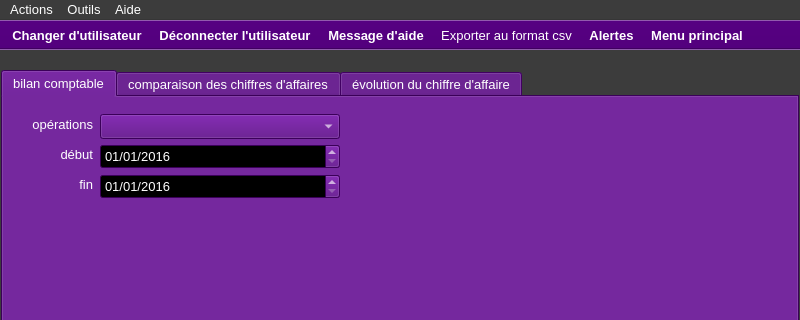
This is ui/yeroth-erp-tableaux-de-bord-window.ui in xnoumbissinoundou/yeroth-erp-3.0 as Qt 5 draws it before an edit; both pictures show x 0 to 800 and y 0 to 320 of the 800 by 600 pixel window. The edited form follows.
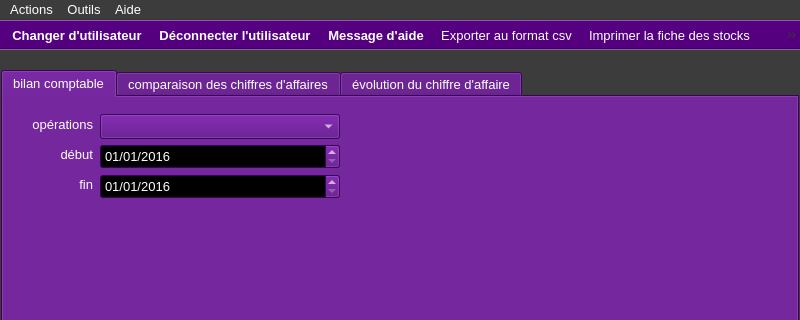
This is the edited form. Icons and pictures are not drawn. Custom widgets are drawn as their Qt base class.

Commit message: On branch master 	modified:   src/windows/yeroth-erp-tableaux-de-bord-window.cpp 	modified:   src/windows/yeroth-erp-tableaux-de-bord-window.hpp 	modified:   ui/yeroth-erp-tableaux-de-bord-window.ui

Patch:
```diff
--- a/ui/yeroth-erp-tableaux-de-bord-window.ui
+++ b/ui/yeroth-erp-tableaux-de-bord-window.ui
@@ -13032,6 +13032,7 @@
    <addaction name="actionDeconnecter_utilisateur"/>
    <addaction name="actionAppeler_aide"/>
    <addaction name="actionExporter_au_format_csv"/>
+   <addaction name="actionAfficherPDF"/>
    <addaction name="actionAlertes"/>
    <addaction name="actionMenu"/>
   </widget>
@@ -13241,6 +13242,25 @@
     </font>
    </property>
   </action>
+  <action name="actionAfficherPDF">
+   <property name="icon">
+    <iconset resource="../yeroth-erp-3-0.qrc">
+     <normaloff>:/yeroth-erp-3-0-images/yeroth-erp-3-0-pdf-print-icon.svg</normaloff>:/yeroth-erp-3-0-images/yeroth-erp-3-0-pdf-print-icon.svg</iconset>
+   </property>
+   <property name="text">
+    <string>Imprimer la fiche des stocks</string>
+   </property>
+   <property name="toolTip">
+    <string>Imprimer la fiche des stocks</string>
+   </property>
+   <property name="font">
+    <font>
+     <pointsize>10</pointsize>
+     <weight>50</weight>
+     <bold>false</bold>
+    </font>
+   </property>
+  </action>
  </widget>
  <customwidgets>
   <customwidget>
```
Left out of the diff: 14 changed lines with no effect on the pictures. The commit also changes 2 other files.
